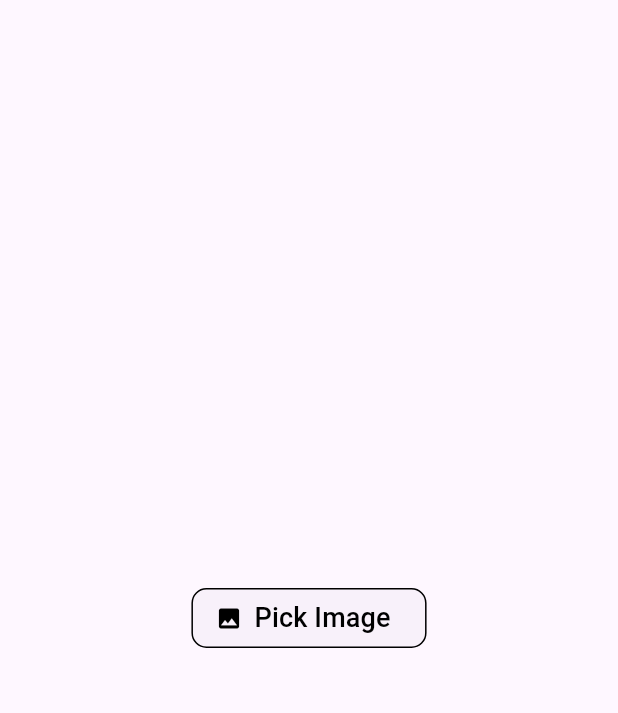
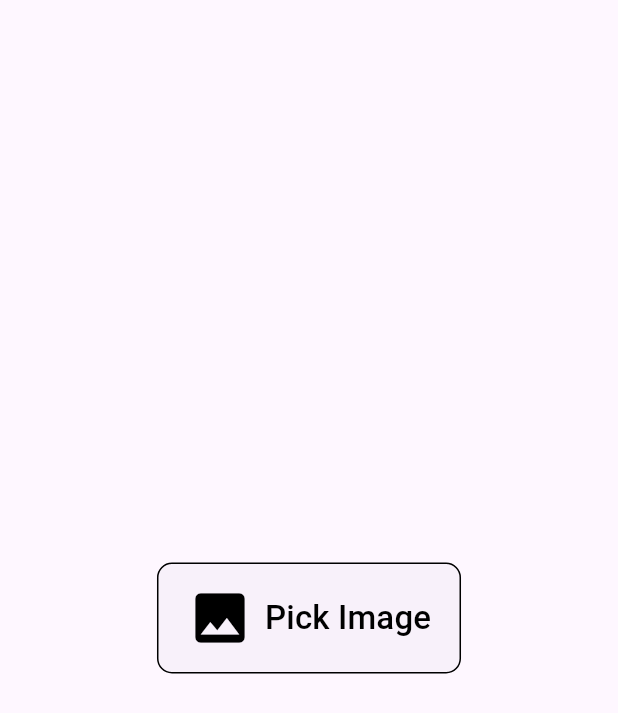
Before and after one commit to nirmalyohannan/emojigraphy, a Flutter app: the HomeScreen screen opened directly, on a phone screen of 412 x 824 dp. Shown: the top 713 px of the screen. Run offline on Flutter 3.47's test engine with Material 3 defaults, Android fonts, the light colour scheme and no system bars; our stand-ins replace file_picker, permission_handler, share_plus; missing offline and left inert: gal, unicode_emojis.

Commit message:
PickImageButton UI Update

```diff
--- a/lib/views/home_screen/widget/pick_image_button.dart
+++ b/lib/views/home_screen/widget/pick_image_button.dart
@@ -13,15 +13,16 @@ class PickImageButton extends StatelessWidget {
     return ElevatedButton.icon(
         style: ElevatedButton.styleFrom(
             elevation: 0,
+            padding: EdgeInsets.symmetric(horizontal: 20, vertical: 15),
             shape: const RoundedRectangleBorder(
               borderRadius: BorderRadius.all(Radius.circular(10)),
               side: BorderSide(color: Colors.black),
             )),
         onPressed: () => pickImage(context),
-        icon: const Icon(Icons.image, color: Colors.black),
+        icon: const Icon(Icons.image, color: Colors.black, size: 44),
         label: const Text(
           "Pick Image",
-          style: TextStyle(fontSize: 18, color: Colors.black),
+          style: TextStyle(fontSize: 22, color: Colors.black),
         ));
   }
 
```
